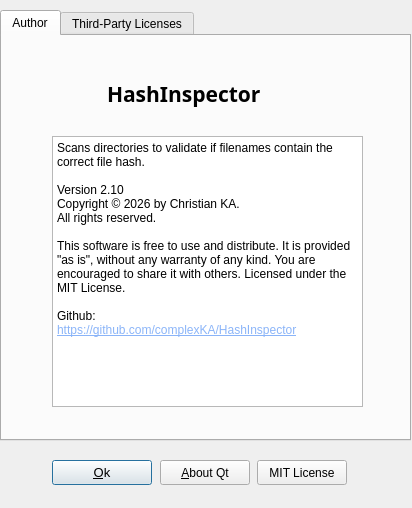
First picture: the form in Sourcecode/about.ui, repository complexKA/HashInspector, before the edit.
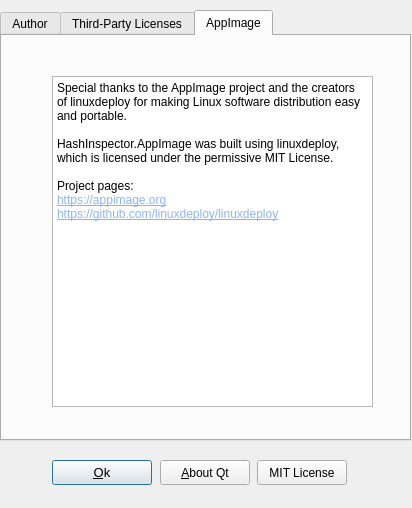
Second picture: the form after the edit.

Diff of the .ui file:
```diff
--- a/Sourcecode/about.ui
+++ b/Sourcecode/about.ui
@@ -75,7 +75,7 @@
     </rect>
    </property>
    <property name="currentIndex">
-    <number>0</number>
+    <number>2</number>
    </property>
    <widget class="QWidget" name="tab">
     <attribute name="title">
@@ -100,7 +100,7 @@
 &lt;/style&gt;&lt;/head&gt;&lt;body style=&quot; font-family:'Sans Serif'; font-size:9pt; font-weight:400; font-style:normal;&quot;&gt;
 &lt;p style=&quot; margin-top:0px; margin-bottom:0px; margin-left:0px; margin-right:0px; -qt-block-indent:0; text-indent:0px;&quot;&gt;Scans directories to validate if filenames contain the correct file hash.&lt;/p&gt;
 &lt;p style=&quot;-qt-paragraph-type:empty; margin-top:0px; margin-bottom:0px; margin-left:0px; margin-right:0px; -qt-block-indent:0; text-indent:0px;&quot;&gt;&lt;br /&gt;&lt;/p&gt;
-&lt;p style=&quot; margin-top:0px; margin-bottom:0px; margin-left:0px; margin-right:0px; -qt-block-indent:0; text-indent:0px;&quot;&gt;Version 2.10&lt;/p&gt;
+&lt;p style=&quot; margin-top:0px; margin-bottom:0px; margin-left:0px; margin-right:0px; -qt-block-indent:0; text-indent:0px;&quot;&gt;Version 2.11&lt;/p&gt;
 &lt;p style=&quot; margin-top:0px; margin-bottom:0px; margin-left:0px; margin-right:0px; -qt-block-indent:0; text-indent:0px;&quot;&gt;Copyright © 2026 by Christian KA.&lt;/p&gt;
 &lt;p style=&quot; margin-top:0px; margin-bottom:0px; margin-left:0px; margin-right:0px; -qt-block-indent:0; text-indent:0px;&quot;&gt;All rights reserved.&lt;/p&gt;
 &lt;p style=&quot;-qt-paragraph-type:empty; margin-top:0px; margin-bottom:0px; margin-left:0px; margin-right:0px; -qt-block-indent:0; text-indent:0px;&quot;&gt;&lt;br /&gt;&lt;/p&gt;
@@ -186,6 +186,37 @@
      </property>
     </widget>
    </widget>
+   <widget class="QWidget" name="tab_3">
+    <attribute name="title">
+     <string>AppImage</string>
+    </attribute>
+    <widget class="QTextBrowser" name="textbrowser_about3">
+     <property name="geometry">
+      <rect>
+       <x>50</x>
+       <y>40</y>
+       <width>321</width>
+       <height>331</height>
+      </rect>
+     </property>
+     <property name="html">
+      <string>&lt;!DOCTYPE HTML PUBLIC &quot;-//W3C//DTD HTML 4.0//EN&quot; &quot;http://www.w3.org/TR/REC-html40/strict.dtd&quot;&gt;
+&lt;html&gt;&lt;head&gt;&lt;meta name=&quot;qrichtext&quot; content=&quot;1&quot; /&gt;&lt;meta charset=&quot;utf-8&quot; /&gt;&lt;style type=&quot;text/css&quot;&gt;
+p, li { white-space: pre-wrap; }
+hr { height: 1px; border-width: 0; }
+li.unchecked::marker { content: &quot;\2610&quot;; }
+li.checked::marker { content: &quot;\2612&quot;; }
+&lt;/style&gt;&lt;/head&gt;&lt;body style=&quot; font-family:'Sans Serif'; font-size:9pt; font-weight:400; font-style:normal;&quot;&gt;
+&lt;p style=&quot; margin-top:0px; margin-bottom:0px; margin-left:0px; margin-right:0px; -qt-block-indent:0; text-indent:0px;&quot;&gt;Special thanks to the AppImage project and the creators of linuxdeploy for making Linux software distribution easy and portable. &lt;/p&gt;
+&lt;p style=&quot;-qt-paragraph-type:empty; margin-top:0px; margin-bottom:0px; margin-left:0px; margin-right:0px; -qt-block-indent:0; text-indent:0px;&quot;&gt;&lt;br /&gt;&lt;/p&gt;
+&lt;p style=&quot; margin-top:0px; margin-bottom:0px; margin-left:0px; margin-right:0px; -qt-block-indent:0; text-indent:0px;&quot;&gt;HashInspector.AppImage was built using linuxdeploy, which is licensed under the permissive MIT License.&lt;/p&gt;
+&lt;p style=&quot;-qt-paragraph-type:empty; margin-top:0px; margin-bottom:0px; margin-left:0px; margin-right:0px; -qt-block-indent:0; text-indent:0px;&quot;&gt;&lt;br /&gt;&lt;/p&gt;
+&lt;p style=&quot; margin-top:0px; margin-bottom:0px; margin-left:0px; margin-right:0px; -qt-block-indent:0; text-indent:0px;&quot;&gt;Project pages:&lt;/p&gt;
+&lt;p style=&quot; margin-top:0px; margin-bottom:0px; margin-left:0px; margin-right:0px; -qt-block-indent:0; text-indent:0px;&quot;&gt;&lt;a href=&quot;https://appimage.org&quot;&gt;&lt;span style=&quot; text-decoration: underline; color:#8ab4f8;&quot;&gt;https://appimage.org&lt;/span&gt;&lt;/a&gt;&lt;/p&gt;
+&lt;p style=&quot; margin-top:0px; margin-bottom:0px; margin-left:0px; margin-right:0px; -qt-block-indent:0; text-indent:0px;&quot;&gt;&lt;a href=&quot;https://github.com/linuxdeploy/linuxdeploy&quot;&gt;&lt;span style=&quot; text-decoration: underline; color:#8ab4f8;&quot;&gt;https://github.com/linuxdeploy/linuxdeploy&lt;/span&gt;&lt;/a&gt;&lt;/p&gt;&lt;/body&gt;&lt;/html&gt;</string>
+     </property>
+    </widget>
+   </widget>
   </widget>
   <widget class="QPushButton" name="pushButton">
    <property name="geometry">
```
Left out of the diff: 2 changed lines with no effect on the pictures.
